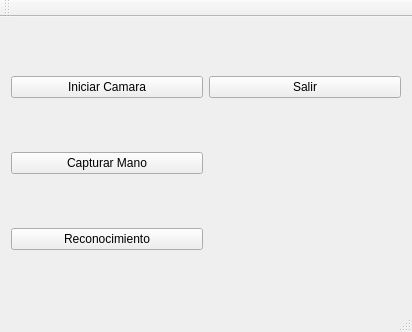
Before: the Qt Designer form gestos/src/Forms/mainwindow.ui in alu0100585704/SIPC, drawn with Qt 5.
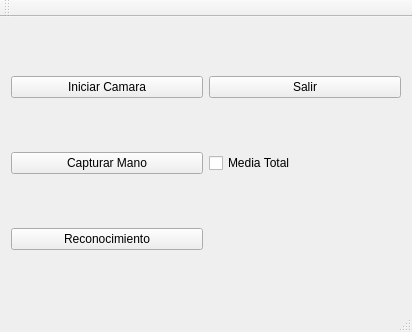
After: the same form once the commit is applied.

Diff of the .ui file:
```diff
--- a/gestos/src/Forms/mainwindow.ui
+++ b/gestos/src/Forms/mainwindow.ui
@@ -43,6 +43,13 @@
       </property>
      </widget>
     </item>
+    <item row="1" column="1">
+     <widget class="QCheckBox" name="checkBox">
+      <property name="text">
+       <string>Media Total</string>
+      </property>
+     </widget>
+    </item>
    </layout>
   </widget>
   <widget class="QMenuBar" name="menuBar">
```
